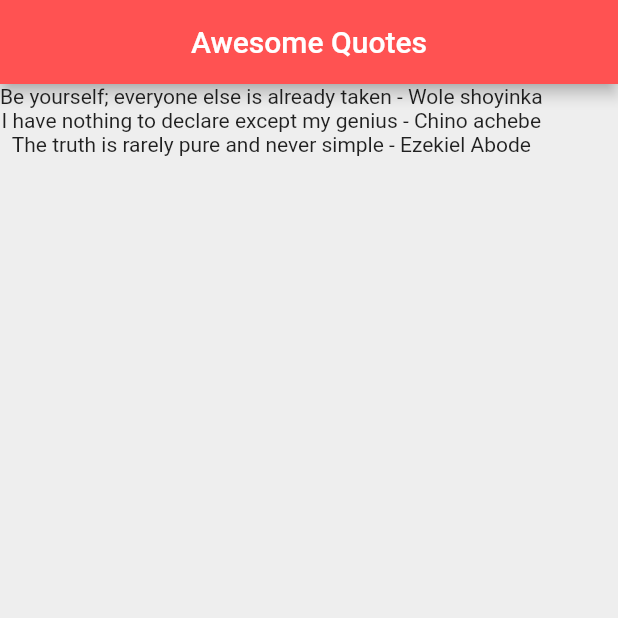
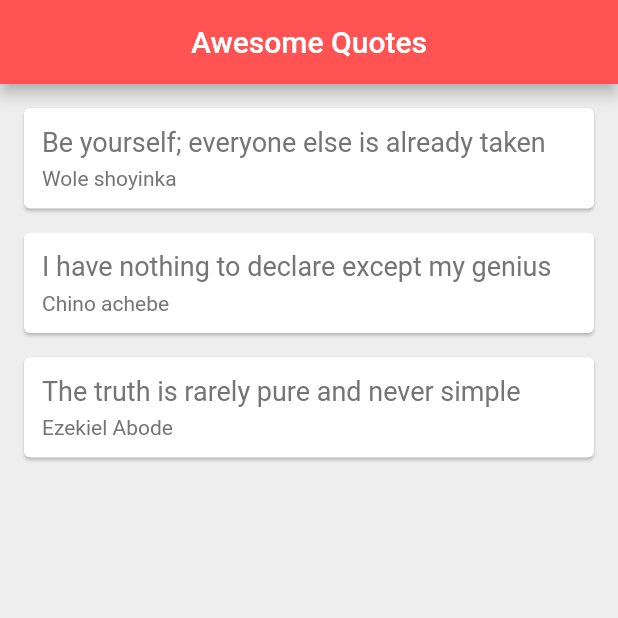
Before and after one commit to ezekielphlat/flutter_list, a Flutter app: the screen it shows after launch, on a phone screen of 412 x 824 dp, the top half of it. Run offline on Flutter 3.47's test engine with Material 2 defaults, Android fonts, the phone set to English and light mode, and no system bars.

Commit message:
using function to output a list

```diff
--- a/lib/main.dart
+++ b/lib/main.dart
@@ -18,6 +18,35 @@ class _QuoteListState extends State<QuoteList> {
     Quote(author: 'Ezekiel Abode', text: 'The truth is rarely pure and never simple' )
 
   ];
+
+  Widget quoteTemplate(quote){
+    return Card(
+      margin: EdgeInsets.fromLTRB(16.0, 16.0 , 16.0, 0.0),
+      child: Padding(
+        padding: const EdgeInsets.all(12.0),
+        child: Column(
+          crossAxisAlignment: CrossAxisAlignment.stretch,
+          children: [
+            Text(
+              quote.text,
+              style: TextStyle(
+                fontSize: 18.0,
+                color: Colors.grey[600]
+              ),
+            ),
+            SizedBox(height: 6.0,),
+            Text(
+              quote.author,
+              style: TextStyle(
+                  fontSize: 14.0,
+                  color: Colors.grey[600]
+              ),
+            ),
+          ],
+        ),
+      ),
+    );
+  }
   @override
   Widget build(BuildContext context) {
     return Scaffold(
@@ -28,7 +57,7 @@ class _QuoteListState extends State<QuoteList> {
         backgroundColor: Colors.redAccent,
       ),
       body:Column(
-        children: quotes.map((quote)=>Text('${quote.text} - ${quote.author} ')).toList(),
+        children: quotes.map((quote)=>quoteTemplate(quote)).toList(),
       )
     );
   }
```
